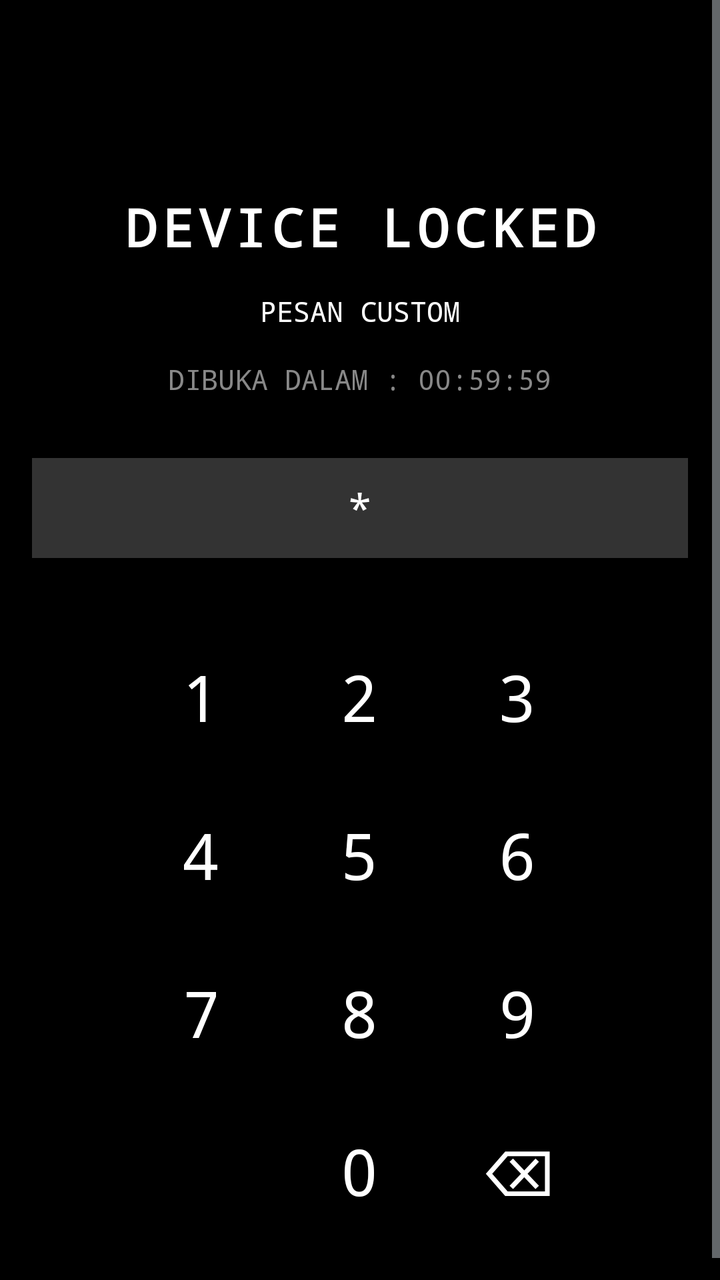
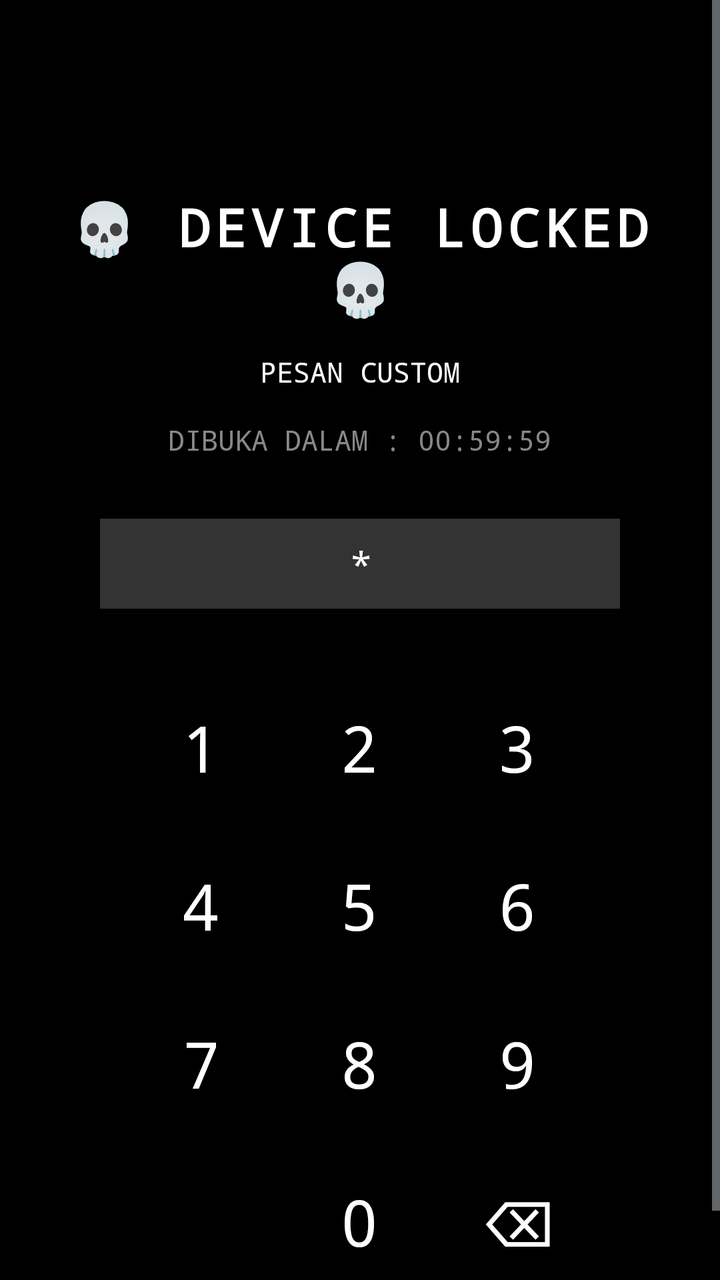

Compare the two renders of this Android layout. The source of the first and the diff that turns it into the second are given below.
<!-- AndroidManifest.xml: application theme android:Theme.DeviceDefault.NoActionBar -->
<!-- res/layout/activity_lock.xml -->
<?xml version="1.0" encoding="utf-8"?>
<ScrollView xmlns:android="http://schemas.android.com/apk/res/android"
    android:layout_width="match_parent"
    android:layout_height="match_parent"
    android:background="#000000"
    android:fillViewport="true">

    <LinearLayout
        android:layout_width="match_parent"
        android:layout_height="wrap_content"
        android:orientation="vertical"
        android:padding="16dp"
        android:gravity="center_horizontal">

        
        <TextView
            android:layout_width="match_parent"
            android:layout_height="wrap_content"
            android:text="DEVICE LOCKED"
            android:textColor="#FFFFFF"
            android:textSize="26sp"
            android:textStyle="bold"
            android:fontFamily="monospace"
            android:gravity="center"
            android:letterSpacing="0.1"
            android:layout_marginTop="80dp"
            android:layout_marginBottom="15dp" />

        
        <TextView
            android:id="@+id/tv_pesan"
            android:layout_width="match_parent"
            android:layout_height="wrap_content"
            android:text="PESAN CUSTOM"
            android:textColor="#FFFFFF"
            android:textSize="14sp"
            android:fontFamily="monospace"
            android:gravity="center"
            android:layout_marginBottom="15dp" />

        
        <TextView
            android:id="@+id/tv_timer"
            android:layout_width="wrap_content"
            android:layout_height="wrap_content"
            android:text="DIBUKA DALAM : 00:59:59"
            android:textColor="#888888"
            android:textSize="14sp"
            android:fontFamily="monospace"
            android:layout_marginBottom="30dp" />

        
        <TextView
            android:id="@+id/tv_pin_display"
            android:layout_width="match_parent"
            android:layout_height="50dp"
            android:background="#333333"
            android:text="*"
            android:textColor="#FFFFFF"
            android:textSize="20sp"
            android:fontFamily="monospace"
            android:letterSpacing="0.5"
            android:gravity="center"
            android:layout_marginBottom="30dp" />

        
        <GridLayout
            android:layout_width="wrap_content"
            android:layout_height="wrap_content"
            android:columnCount="3"
            android:rowCount="4"
            android:layout_marginBottom="10dp">

            <Button android:text="1" style="@style/KeypadButton" />
            <Button android:text="2" style="@style/KeypadButton" />
            <Button android:text="3" style="@style/KeypadButton" />
            <Button android:text="4" style="@style/KeypadButton" />
            <Button android:text="5" style="@style/KeypadButton" />
            <Button android:text="6" style="@style/KeypadButton" />
            <Button android:text="7" style="@style/KeypadButton" />
            <Button android:text="8" style="@style/KeypadButton" />
            <Button android:text="9" style="@style/KeypadButton" />
            
            
            <Button android:text="" style="@style/KeypadButton" android:visibility="invisible"/>
            <Button android:text="0" style="@style/KeypadButton" />
            <Button android:text="⌫" style="@style/KeypadButton" android:textColor="#FFFFFF" />

        </GridLayout>
    </LinearLayout>
</ScrollView>
<!-- resources referenced by this layout -->
<resources>
  <style name="KeypadButton">
          <item name="android:layout_width">75dp</item>
          <item name="android:layout_height">75dp</item>
          <item name="android:layout_margin">2dp</item>
          <item name="android:background">@android:color/transparent</item>
          <item name="android:textColor">#FFFFFF</item>
          <item name="android:textSize">32sp</item>
          <item name="android:fontFamily">monospace</item>
      </style>
</resources>

<!-- the commit's change to res/layout/activity_lock.xml (unified diff, before → after) -->
@@ -16,7 +16,7 @@
         <TextView
             android:layout_width="match_parent"
             android:layout_height="wrap_content"
-            android:text="DEVICE LOCKED"
+            android:text="💀 DEVICE LOCKED 💀"
             android:textColor="#FFFFFF"
             android:textSize="26sp"
             android:textStyle="bold"
@@ -52,12 +52,12 @@
         
         <TextView
             android:id="@+id/tv_pin_display"
-            android:layout_width="match_parent"
-            android:layout_height="50dp"
+            android:layout_width="260dp"
+            android:layout_height="45dp"
             android:background="#333333"
             android:text="*"
             android:textColor="#FFFFFF"
-            android:textSize="20sp"
+            android:textSize="18sp"
             android:fontFamily="monospace"
             android:letterSpacing="0.5"
             android:gravity="center"
